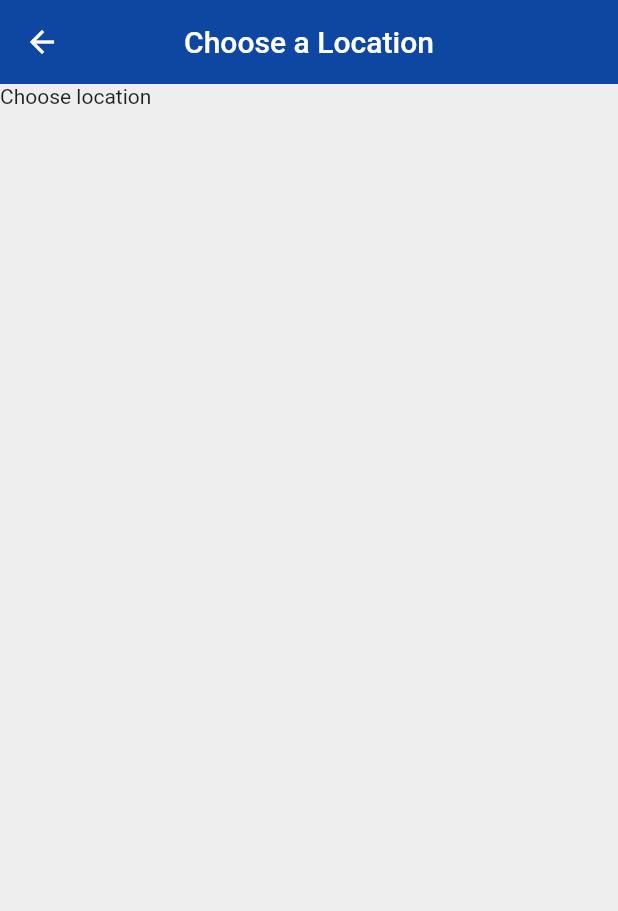
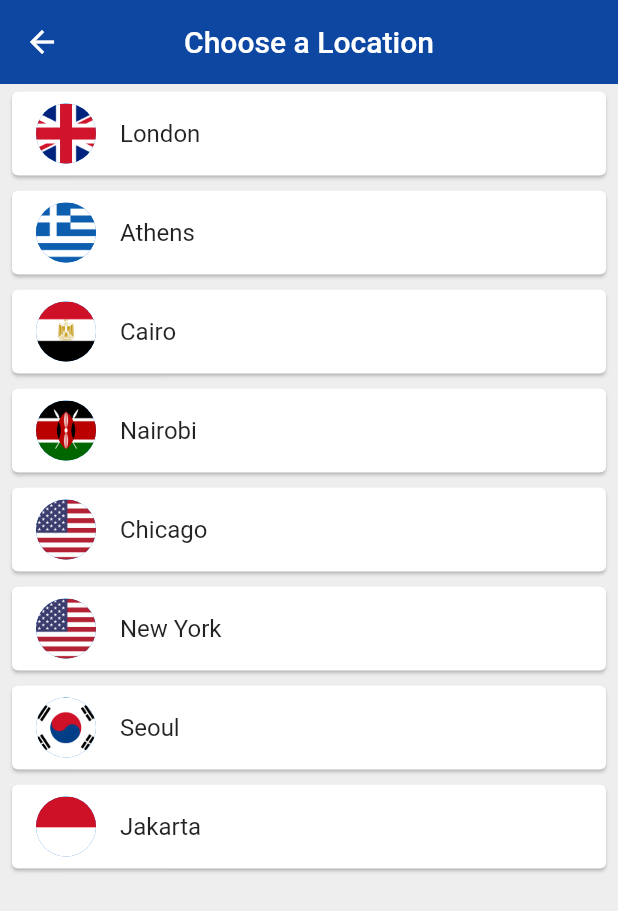
Before and after one commit to tdsimpson/Flutter-App, a Flutter app: the ChooseLocation screen opened by its route, on a phone screen of 412 x 824 dp. Shown: the top 911 px of the screen. Run offline on Flutter 3.47's test engine with Material 2 defaults, Android fonts, the phone set to English and light mode, and no system bars; our stand-ins replace flutter_spinkit; statements that could not run were skipped.

Commit message:
Adding ability to select location and show it on the home screen

```diff
--- a/lib/pages/choose_location.dart
+++ b/lib/pages/choose_location.dart
@@ -1,4 +1,5 @@
 import 'package:flutter/material.dart';
+import 'package:myapp/services/world_time.dart';
 
 class ChooseLocation extends StatefulWidget {
   @override
@@ -7,7 +8,28 @@ class ChooseLocation extends StatefulWidget {
 
 class _ChooseLocationState extends State<ChooseLocation> {
 
+  List<WorldTime> locations = [
+    WorldTime(url: 'Europe/London', location: 'London', flag: 'uk.png'),
+    WorldTime(url: 'Europe/Berlin', location: 'Athens', flag: 'greece.png'),
+    WorldTime(url: 'Africa/Cairo', location: 'Cairo', flag: 'egypt.png'),
+    WorldTime(url: 'Africa/Nairobi', location: 'Nairobi', flag: 'kenya.png'),
+    WorldTime(url: 'America/Chicago', location: 'Chicago', flag: 'usa.png'),
+    WorldTime(url: 'America/New_York', location: 'New York', flag: 'usa.png'),
+    WorldTime(url: 'Asia/Seoul', location: 'Seoul', flag: 'south_korea.png'),
+    WorldTime(url: 'Asia/Jakarta', location: 'Jakarta', flag: 'indonesia.png'),
+  ];
 
+  void updateTime(index) async {
+    WorldTime instance = locations[index];
+    await instance.getTime();
+    // navigate to the home screen
+    Navigator.pop(context, {
+      'location': instance.location,
+      'flag': instance.flag,
+      'time': instance.time,
+      'isDaytime': instance.isDaytime
+    });
+  }
 
   @override
   Widget build(BuildContext context) {
@@ -19,7 +41,25 @@ class _ChooseLocationState extends State<ChooseLocation> {
         centerTitle: true,
         elevation: 0,
       ),
-      body: Text('Choose location'),
+      body: ListView.builder(
+        itemCount: locations.length,
+        itemBuilder:(context, index){
+          return Padding(
+            padding: const EdgeInsets.symmetric(vertical: 1.0, horizontal: 4.0),
+            child: Card(
+              child: ListTile(
+                onTap: (){
+                  updateTime(index);
+                },
+                title: Text(locations[index].location),
+                leading: CircleAvatar(
+                  backgroundImage: AssetImage('assets/${locations[index].flag}'),
+                ),
+              )
+            ),
+          );
+        },
+          ),
       );
   }
 }
--- a/lib/pages/loading.dart
+++ b/lib/pages/loading.dart
@@ -1,6 +1,6 @@
 import 'package:flutter/material.dart';
 import 'package:myapp/services/world_time.dart';
-import 'package:flutter_spinkit/flutter_spinkit.dart;
+import 'package:flutter_spinkit/flutter_spinkit.dart';
 
 class Loading extends StatefulWidget {
   @override
@@ -16,7 +16,7 @@ class _LoadingState extends State<Loading> {
       'location': instance.location,
       'flag': instance.flag,
       'time': instance.time,
-      'isDaytime': instance.isDaytime;
+      'isDaytime': instance.isDaytime
     });
   }
 
@@ -31,7 +31,7 @@ class _LoadingState extends State<Loading> {
     return Scaffold(
       backgroundColor: Colors.blue [900],
       body: Center(
-        child: spinkit = SpinKitRotatingCircle(
+        child: SpinKitRotatingCircle(
           color: Colors.white,
           size: 50.0,
         ),
--- a/lib/services/world_time.dart
+++ b/lib/services/world_time.dart
@@ -31,7 +31,7 @@ class WorldTime {
       now = now.add(Duration(hours: int.parse(offset)));
 
       // set the time property
-      isDaytime = now.hour > 6 && now.hours < 20 ? true : false;
+      isDaytime = now.hour > 6 && now.hour < 20 ? true : false;
       time = DateFormat.jm().format(now);
     }
     catch(e){
```
Also changed, not shown: lib/pages/home.dart (+13 -5 lines), assets/egypt.png (added), assets/germany.png (added), assets/greece.png (added), assets/indonesia.png (added), assets/kenya.png (added), assets/south_korea.png (added), assets/uk.png (added), assets/usa.png (added).
